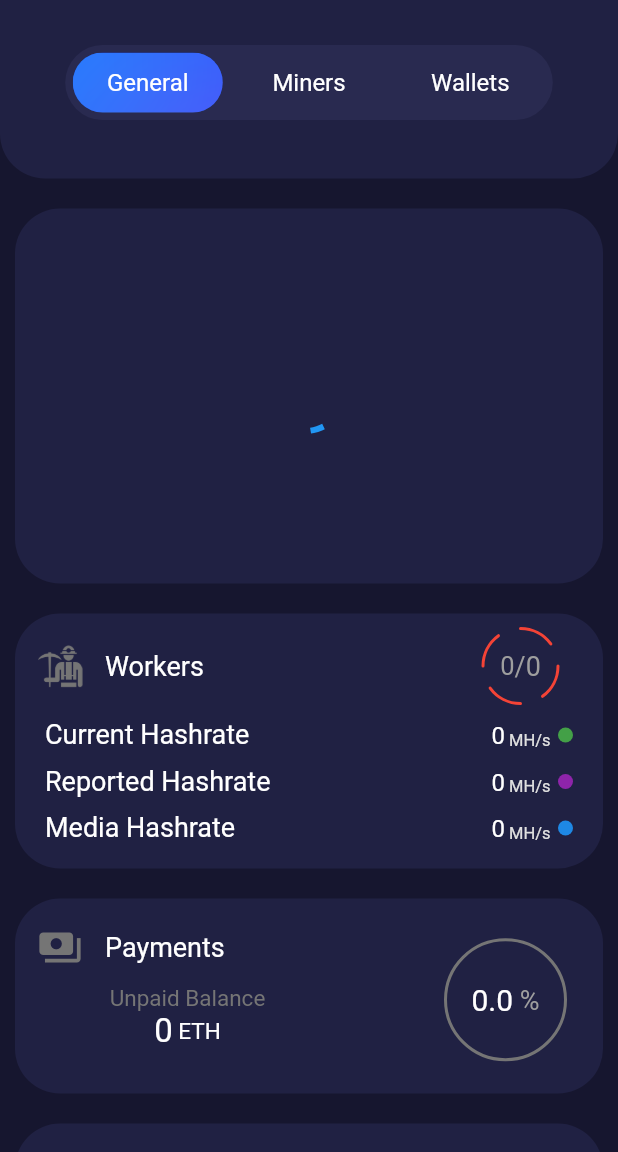
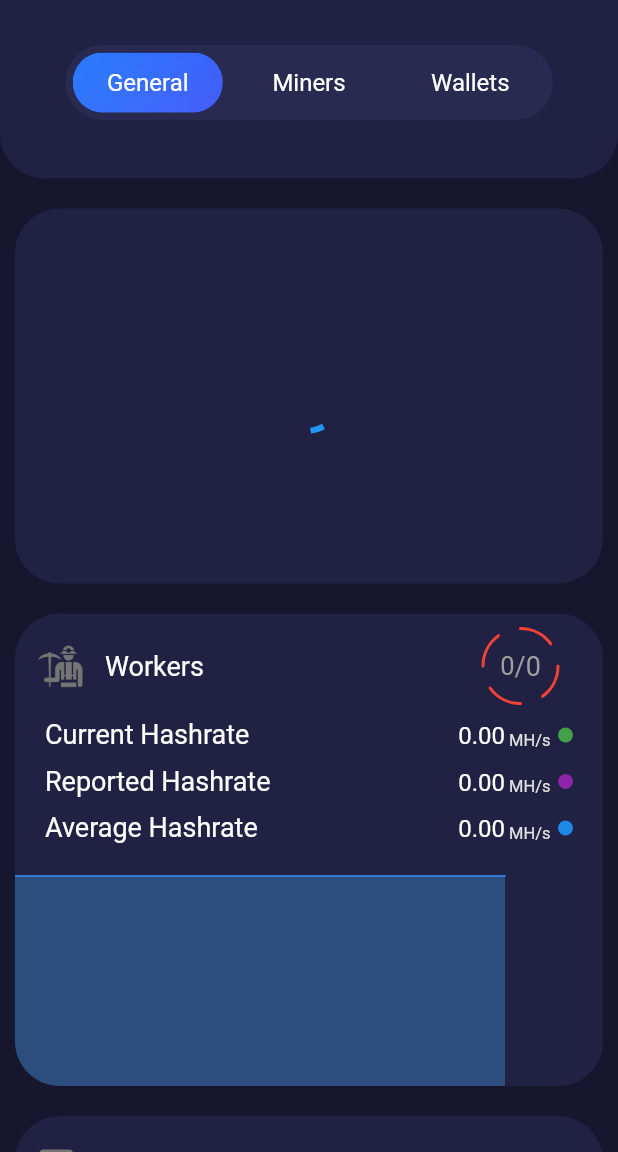
Before and after one commit to sartorinahuel/ethller, a Flutter app: the screen it shows after launch, on a phone screen of 412 x 824 dp, the part 84-1236 px from its top. Run offline on Flutter 3.47's test engine with Material 2 defaults, Android fonts, the phone set to English and light mode, and no system bars; drawn by our look-alikes of auto_size_text, fl_chart; our stand-ins replace animate_do, bloc, flutter_bloc, shared_preferences; missing offline and left inert: clipboard, ethereum_address, ethller_api_interface, qr_code_scanner.

Commit message:
workers summary chart

```diff
--- a/lib/pages/home/home_subpages/workers/miners_page.dart
+++ b/lib/pages/home/home_subpages/workers/miners_page.dart
@@ -2,7 +2,7 @@ import 'package:animate_do/animate_do.dart';
 import 'package:ethller/pages/home/home_subpages/workers/bloc/miners_bloc.dart';
 import 'package:ethller/widgets/common/other/custom_container.dart';
 import 'package:ethller/widgets/common/other/spinner.dart';
-import 'package:ethller/widgets/common/other/workers_summary.dart';
+import 'package:ethller/widgets/common/other/workers/workers_summary.dart';
 import 'package:ethller_api_interface/ethller_api_interface.dart';
 import 'package:flutter/material.dart';
 import 'package:flutter_bloc/flutter_bloc.dart';
--- /dev/null
+++ b/lib/widgets/common/other/workers/workers_chart.dart
@@ -0,0 +1,87 @@
+import 'dart:math';
+
+import 'package:flutter/material.dart';
+
+import 'package:fl_chart/fl_chart.dart';
+
+class TripleLineChart extends StatelessWidget {
+  final List<List<double>> data;
+  const TripleLineChart({
+    Key key,
+    @required this.data,
+  }) : super(key: key);
+
+  @override
+  Widget build(BuildContext context) {
+    List<FlSpot> dots = List<FlSpot>.generate(
+        data[0].length, (index) => FlSpot(index.toDouble(), double.parse(data[0][index].toStringAsFixed(2))));
+    List<FlSpot> dots2 = List<FlSpot>.generate(
+        data[1].length, (index) => FlSpot(index.toDouble(), double.parse(data[1][index].toStringAsFixed(2))));
+    List<FlSpot> dots3 = List<FlSpot>.generate(
+        data[2].length, (index) => FlSpot(index.toDouble(), double.parse(data[2][index].toStringAsFixed(2))));
+    return Container(
+      height: 140,
+      width: double.infinity,
+      child: LineChart(
+        LineChartData(
+            backgroundColor: Color(0xFF202143),
+            gridData: FlGridData(show: false),
+            titlesData: FlTitlesData(show: false),
+            borderData: FlBorderData(show: false),
+            minX: 0,
+            maxX: dots.length.toDouble(),
+            minY: [...data[0], ...data[1], ...data[2]].reduce(min) - 40,
+            maxY: [...data[0], ...data[1], ...data[2]].reduce(max),
+            lineTouchData: LineTouchData(
+              touchTooltipData: LineTouchTooltipData(
+                tooltipBgColor: Colors.grey[600].withOpacity(0.3),
+              ),
+            ),
+            lineBarsData: [
+              LineChartBarData(
+                spots: dots,
+                isCurved: true,
+                colors: [Color(0xff02d39a)],
+                barWidth: 1,
+                isStrokeCapRound: true,
+                dotData: FlDotData(
+                  show: false,
+                ),
+                belowBarData: BarAreaData(
+                  show: true,
+                  colors: [Color(0xff02d39a).withOpacity(0.2)],
+                ),
+              ),
+              LineChartBarData(
+                spots: dots2,
+                isCurved: true,
+                colors: [Colors.purple[600]],
+                barWidth: 1,
+                isStrokeCapRound: true,
+                dotData: FlDotData(
+                  show: false,
+                ),
+                belowBarData: BarAreaData(
+                  show: true,
+                  colors: [Colors.purple[600].withOpacity(0.2)],
+                ),
+              ),
+              LineChartBarData(
+                spots: dots3,
+                isCurved: true,
+                colors: [Colors.blue[600]],
+                barWidth: 1,
+                isStrokeCapRound: true,
+                dotData: FlDotData(
+                  show: false,
+                ),
+                belowBarData: BarAreaData(
+                  show: true,
+                  colors: [Colors.blue[600].withOpacity(0.2)],
+                ),
+              ),
+            ]),
+      ),
+    );
+  }
+}
--- /dev/null
+++ b/lib/widgets/common/other/workers/workers_summary.dart
@@ -0,0 +1,220 @@
+import 'package:ethller/pages/home/home_subpages/workers/bloc/miners_bloc.dart';
+import 'package:ethller/widgets/common/other/custom_container.dart';
+import 'package:ethller/widgets/common/other/spinner.dart';
+import 'package:ethller/widgets/common/other/workers/workers_chart.dart';
+import 'package:ethller_api_interface/ethller_api_interface.dart';
+import 'package:flutter/material.dart';
+import 'package:flutter_bloc/flutter_bloc.dart';
+
+class WorkersSummary extends StatelessWidget {
+  @override
+  Widget build(BuildContext context) {
+    return BlocBuilder<MinersBloc, MinersState>(
+      builder: (BuildContext context, state) {
+        if (state is MinersLoadedState) {
+          return _MinersSummaryData(miner: state.miner);
+        }
+
+        if (state is MinersInitial) {
+          return _MinersSummaryData();
+        }
+
+        if (state is MinersErrorState) {
+          return CustomContainer(
+            child: Center(
+              child: Padding(
+                padding: const EdgeInsets.all(15.0),
+                child: Text(state.appError.message),
+              ),
+            ),
+          );
+        }
+
+        return CustomContainer(child: Center(child: CircularProgressIndicator()));
+      },
+    );
+  }
+}
+
+class _MinersSummaryData extends StatelessWidget {
+  final Miner miner;
+
+  _MinersSummaryData({
+    Key key,
+    this.miner,
+  }) : super(key: key);
+
+  @override
+  Widget build(BuildContext context) {
+    int denominator;
+    int numerator;
+    double currentHashrate;
+    double reportedHashrate;
+    double averageHashrate;
+    List<double> currentHashValues = [];
+    List<double> reportedHashValues = [];
+    List<double> averageHashValues = [];
+
+    if (miner == null) {
+      denominator = 0;
+      numerator = 0;
+      currentHashrate = 0;
+      reportedHashrate = 0;
+      averageHashrate = 0;
+      currentHashValues = [0.0, 0.0, 0.0, 0.0, 0.0, 0.0];
+      reportedHashValues = [0.0, 0.0, 0.0, 0.0, 0.0, 0.0];
+      averageHashValues = [0.0, 0.0, 0.0, 0.0, 0.0, 0.0];
+    } else {
+      for (var item in miner.history) {
+        print(item.time);
+        currentHashValues.add(item.currentHashrate);
+        reportedHashValues.add(item.reportedHashrate);
+        averageHashValues.add(item.averageHashrate);
+      }
+      denominator = miner.currentStats.activeWorkers;
+      numerator = miner.history.last.activeWorkers;
+      currentHashrate = miner.currentStats.currentHashrate;
+      reportedHashrate = miner.currentStats.reportedHashrate;
+      averageHashrate = miner.currentStats.averageHashrate;
+      print(miner.history.length);
+    }
+
+    return CustomContainer(
+      height: 315,
+      child: Stack(
+        children: [
+          Column(
+            children: [
+              _Header(denominator: denominator, numerator: numerator),
+              SizedBox(height: 5),
+              _HashReportRow(
+                hashRate: currentHashrate,
+                title: 'Current Hashrate',
+                color: Colors.green[600],
+              ),
+              _HashReportRow(
+                hashRate: reportedHashrate,
+                title: 'Reported Hashrate',
+                color: Colors.purple[600],
+              ),
+              _HashReportRow(
+                hashRate: averageHashrate,
+                title: 'Average Hashrate',
+                color: Colors.blue[600],
+              ),
+            ],
+          ),
+          Container(
+            height: 315,
+            child: ClipRRect(
+              borderRadius: BorderRadius.circular(30),
+              child: Column(
+                children: [
+                  SizedBox(height: 165),
+                  TripleLineChart(
+                    data: [
+                      currentHashValues,
+                      reportedHashValues,
+                      averageHashValues,
+                    ],
+                  ),
+                ],
+              ),
+            ),
+          ),
+        ],
+      ),
+    );
+  }
+}
+
+class _HashReportRow extends StatelessWidget {
+  final double hashRate;
+  final String title;
+  final Color color;
+
+  const _HashReportRow({
+    Key key,
+    @required this.hashRate,
+    this.title,
+    this.color,
+  }) : super(key: key);
+
+  @override
+  Widget build(BuildContext context) {
+    return Padding(
+      padding: const EdgeInsets.symmetric(
+        horizontal: 20,
+        vertical: 5,
+      ),
+      child: Row(
+        crossAxisAlignment: CrossAxisAlignment.end,
+        children: [
+          Text(
+            title,
+            style: TextStyle(color: Colors.white),
+          ),
+          Spacer(),
+          Text(
+            hashRate > 1000 ? (hashRate / 1000).toStringAsFixed(3) : hashRate.toStringAsFixed(2),
+            style: TextStyle(color: Colors.white, fontSize: 16),
+          ),
+          Text(
+            hashRate > 1000 ? ' GH/s' : ' MH/s',
+            style: TextStyle(color: Colors.grey[300], fontSize: 11),
+          ),
+          Container(
+            margin: const EdgeInsets.only(top: 5, bottom: 5, left: 5),
+            height: 10,
+            width: 10,
+            decoration: BoxDecoration(
+              shape: BoxShape.circle,
+              color: color,
+            ),
+          )
+        ],
+      ),
+    );
+  }
+}
+
+class _Header extends StatelessWidget {
+  const _Header({
+    Key key,
+    @required this.denominator,
+    @required this.numerator,
+  }) : super(key: key);
+
+  final int denominator;
+  final int numerator;
+
+  @override
+  Widget build(BuildContext context) {
+    return Padding(
+      padding: const EdgeInsets.only(right: 30, left: 15),
+      child: Row(
+        children: [
+          Image.asset(
+            'assets/imgs/noun_miner_42900.png',
+            color: Colors.grey[600],
+            width: 30,
+            height: 30,
+          ),
+          SizedBox(width: 15),
+          Text(
+            'Workers',
+            style: TextStyle(
+              color: Colors.white,
+            ),
+          ),
+          Spacer(),
+          SpinnerIndicator(
+            key: UniqueKey(),
+            denominator: denominator,
+            numerator: numerator,
+          ),
+        ],
+      ),
+    );
+  }
+}
--- a/lib/widgets/common/other/workers_summary.dart
+++ /dev/null
@@ -1,321 +0,0 @@
-import 'package:ethller/pages/home/home_subpages/workers/bloc/miners_bloc.dart';
-import 'package:ethller/widgets/common/other/custom_container.dart';
-import 'package:ethller/widgets/common/other/spinner.dart';
-import 'package:flutter/material.dart';
-import 'package:flutter_bloc/flutter_bloc.dart';
-
-class WorkersSummary extends StatelessWidget {
-  @override
-  Widget build(BuildContext context) {
-    return BlocBuilder<MinersBloc, MinersState>(
-      builder: (BuildContext context, state) {
-        if (state is MinersLoadedState) {
-          return CustomContainer(
-            height: 170,
-            child: Column(
-              children: [
-                Padding(
-                  padding: const EdgeInsets.only(right: 30, left: 15),
-                  child: Row(
-                    children: [
-                      Image.asset(
-                        'assets/imgs/noun_miner_42900.png',
-                        color: Colors.grey[600],
-                        width: 30,
-                        height: 30,
-                      ),
-                      SizedBox(width: 15),
-                      Text(
-                        'Workers',
-                        style: TextStyle(
-                          color: Colors.white,
-                        ),
-                      ),
-                      Spacer(),
-                      SpinnerIndicator(
-                        key: UniqueKey(),
-                        denominator: state.miner.currentStats.activeWorkers,
-                        numerator: state.miner.history.last.activeWorkers,
-                      ),
-                    ],
-                  ),
-                ),
-                SizedBox(height: 5),
-                Padding(
-                  padding: const EdgeInsets.symmetric(
-                    horizontal: 20,
-                    vertical: 5,
-                  ),
-                  child: Row(
-                    crossAxisAlignment: CrossAxisAlignment.end,
-                    children: [
-                      Text(
-                        'Current Hashrate',
-                        style: TextStyle(color: Colors.white),
-                      ),
-                      Spacer(),
-                      Text(
-                        state.miner.currentStats.currentHashrate > 1024
-                            ? (state.miner.currentStats.currentHashrate / 1024)
-                                .toStringAsFixed(3)
-                            : state.miner.currentStats.currentHashrate
-                                .toStringAsFixed(2),
-                        style: TextStyle(color: Colors.white, fontSize: 16),
-                      ),
-                      Text(
-                        state.miner.currentStats.currentHashrate > 1024
-                            ? ' GH/s'
-                            : ' MH/s',
-                        style: TextStyle(color: Colors.grey[300], fontSize: 11),
-                      ),
-                      Container(
-                        margin:
-                            const EdgeInsets.only(top: 5, bottom: 5, left: 5),
-                        height: 10,
-                        width: 10,
-                        decoration: BoxDecoration(
-                          shape: BoxShape.circle,
-                          color: Colors.green[600],
-                        ),
-                      )
-                    ],
-                  ),
-                ),
-                Padding(
-                  padding: const EdgeInsets.symmetric(
-                    horizontal: 20,
-                    vertical: 5,
-                  ),
-                  child: Row(
-                    crossAxisAlignment: CrossAxisAlignment.end,
-                    children: [
-                      Text(
-                        'Reported Hashrate',
-                        style: TextStyle(color: Colors.white),
-                      ),
-                      Spacer(),
-                      Text(
-                        state.miner.currentStats.reportedHashrate > 1024
-                            ? (state.miner.currentStats.reportedHashrate / 1024)
-                                .toStringAsFixed(3)
-                            : state.miner.currentStats.reportedHashrate
-                                .toStringAsFixed(2),
-                        style: TextStyle(color: Colors.white, fontSize: 16),
-                      ),
-                      Text(
-                        state.miner.currentStats.reportedHashrate > 1024
-                            ? ' GH/s'
-                            : ' MH/s',
-                        style: TextStyle(color: Colors.grey[300], fontSize: 11),
-                      ),
-                      Container(
-                        margin:
-                            const EdgeInsets.only(top: 5, bottom: 5, left: 5),
-                        height: 10,
-                        width: 10,
-                        decoration: BoxDecoration(
-                          shape: BoxShape.circle,
-                          color: Colors.purple[600],
-                        ),
-                      )
-                    ],
-                  ),
-                ),
-                Padding(
-                  padding: const EdgeInsets.symmetric(
-                    horizontal: 20,
-                    vertical: 5,
-                  ),
-                  child: Row(
-                    crossAxisAlignment: CrossAxisAlignment.end,
-                    children: [
-                      Text(
-                        'Media Hashrate',
-                        style: TextStyle(color: Colors.white),
-                      ),
-                      Spacer(),
-                      Text(
-                        state.miner.currentStats.averageHashrate > 1024
-                            ? (state.miner.currentStats.averageHashrate / 1024)
-                                .toStringAsFixed(3)
-                            : state.miner.currentStats.averageHashrate
-                                .toStringAsFixed(2),
-                        style: TextStyle(color: Colors.white, fontSize: 16),
-                      ),
-                      Text(
-                        state.miner.currentStats.averageHashrate > 1024
-                            ? ' GH/s'
-                            : ' MH/s',
-                        style: TextStyle(color: Colors.grey[300], fontSize: 11),
-                      ),
-                      Container(
-                        margin:
-                            const EdgeInsets.only(top: 5, bottom: 5, left: 5),
-                        height: 10,
-                        width: 10,
-                        decoration: BoxDecoration(
-                          shape: BoxShape.circle,
-                          color: Colors.blue[600],
-                        ),
-                      )
-                    ],
-                  ),
-                ),
-              ],
-            ),
-          );
-        }
-        if (state is MinersInitial) {
-          return CustomContainer(
-            height: 170,
-            child: Column(
-              children: [
-                Padding(
-                  padding: const EdgeInsets.only(right: 30, left: 15),
-                  child: Row(
-                    children: [
-                      Image.asset(
-                        'assets/imgs/noun_miner_42900.png',
-                        color: Colors.grey[600],
-                        width: 30,
-                        height: 30,
-                      ),
-                      SizedBox(width: 15),
-                      Text(
-                        'Workers',
-                        style: TextStyle(
-                          color: Colors.white,
-                        ),
-                      ),
-                      Spacer(),
-                      SpinnerIndicator(
-                        key: UniqueKey(),
-                        denominator: 0,
-                        numerator: 0,
-                      ),
-                    ],
-                  ),
-                ),
-                SizedBox(height: 5),
-                Padding(
-                  padding: const EdgeInsets.symmetric(
-                    horizontal: 20,
-                    vertical: 5,
-                  ),
-                  child: Row(
-                    crossAxisAlignment: CrossAxisAlignment.end,
-                    children: [
-                      Text(
-                        'Current Hashrate',
-                        style: TextStyle(color: Colors.white),
-                      ),
-                      Spacer(),
-                      Text(
-                        '0',
-                        style: TextStyle(color: Colors.white, fontSize: 16),
-                      ),
-                      Text(
-                        ' MH/s',
-                        style: TextStyle(color: Colors.grey[300], fontSize: 11),
-                      ),
-                      Container(
-                        margin:
-                            const EdgeInsets.only(top: 5, bottom: 5, left: 5),
-                        height: 10,
-                        width: 10,
-                        decoration: BoxDecoration(
-                          shape: BoxShape.circle,
-                          color: Colors.green[600],
-                        ),
-                      )
-                    ],
-                  ),
-                ),
-                Padding(
-                  padding: const EdgeInsets.symmetric(
-                    horizontal: 20,
-                    vertical: 5,
-                  ),
-                  child: Row(
-                    crossAxisAlignment: CrossAxisAlignment.end,
-                    children: [
-                      Text(
-                        'Reported Hashrate',
-                        style: TextStyle(color: Colors.white),
-                      ),
-                      Spacer(),
-                      Text(
-                        '0',
-                        style: TextStyle(color: Colors.white, fontSize: 16),
-                      ),
-                      Text(
-                        ' MH/s',
-                        style: TextStyle(color: Colors.grey[300], fontSize: 11),
-                      ),
-                      Container(
-                        margin:
-                            const EdgeInsets.only(top: 5, bottom: 5, left: 5),
-                        height: 10,
-                        width: 10,
-                        decoration: BoxDecoration(
-                          shape: BoxShape.circle,
-                          color: Colors.purple[600],
-                        ),
-                      )
-                    ],
-                  ),
-                ),
-                Padding(
-                  padding: const EdgeInsets.symmetric(
-                    horizontal: 20,
-                    vertical: 5,
-                  ),
-                  child: Row(
-                    crossAxisAlignment: CrossAxisAlignment.end,
-                    children: [
-                      Text(
-                        'Media Hashrate',
-                        style: TextStyle(color: Colors.white),
-                      ),
-                      Spacer(),
-                      Text(
-                        '0',
-                        style: TextStyle(color: Colors.white, fontSize: 16),
-                      ),
-                      Text(
-                        ' MH/s',
-                        style: TextStyle(color: Colors.grey[300], fontSize: 11),
-                      ),
-                      Container(
-                        margin:
-                            const EdgeInsets.only(top: 5, bottom: 5, left: 5),
-                        height: 10,
-                        width: 10,
-                        decoration: BoxDecoration(
-                          shape: BoxShape.circle,
-                          color: Colors.blue[600],
-                        ),
-                      )
-                    ],
-                  ),
-                ),
-              ],
-            ),
-          );
-        }
-
-        if (state is MinersErrorState) {
-          return CustomContainer(
-              child: Center(
-                  child: Padding(
-            padding: const EdgeInsets.all(15.0),
-            child: Text(state.appError.message),
-          )));
-        }
-
-        return CustomContainer(
-            child: Center(child: CircularProgressIndicator()));
-      },
-    );
-  }
-}
```
Also changed, not shown: lib/pages/home/home_subpages/general/general_page.dart (+5 -9 lines).
